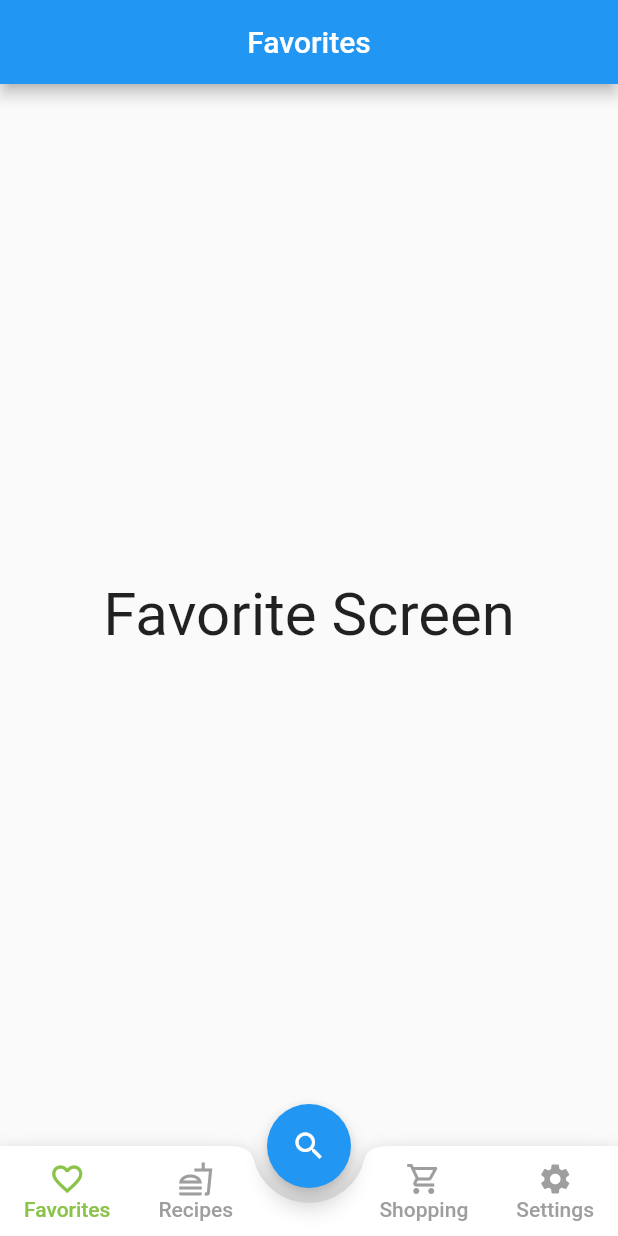
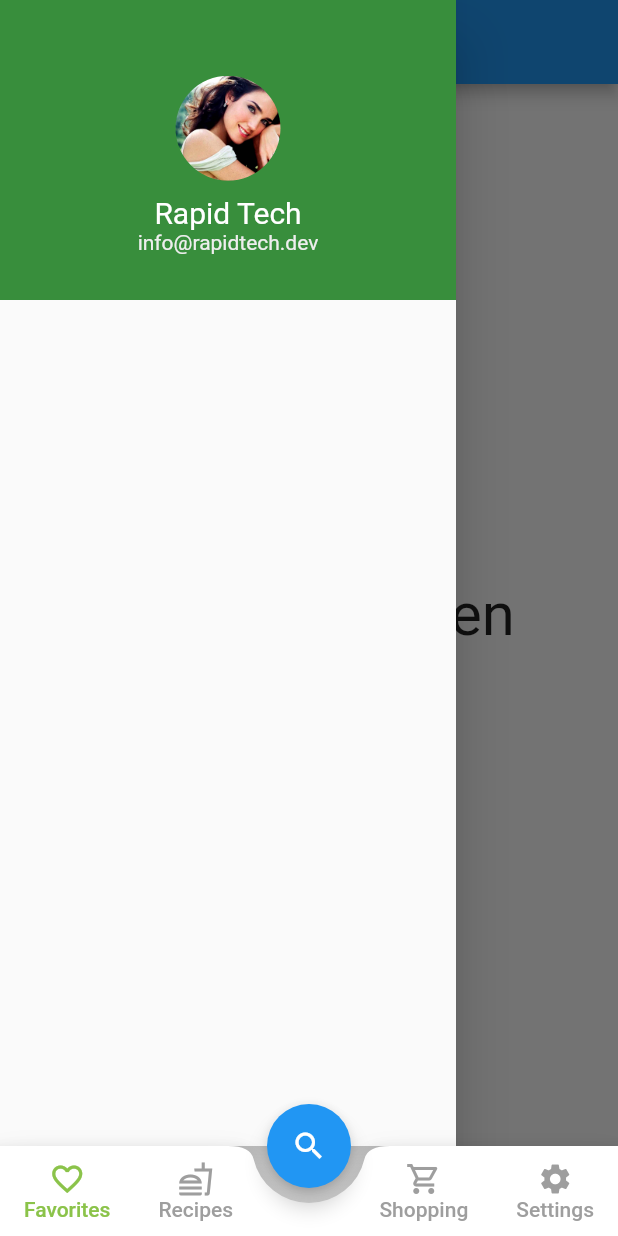
Before and after one commit to RumiAust/User-Centric-Design, a Flutter app: the screen it shows after launch, with the side drawer open (before the commit the screen has no drawer), on a phone screen of 412 x 824 dp. Run offline on Flutter 3.47's test engine with Material 2 defaults, Android fonts, the phone set to English and light mode, and no system bars; our stand-ins replace flutter_spinkit.

Commit message:
drawer added

```diff
--- /dev/null
+++ b/lib/drawer/MyDrawerHeader.dart
@@ -0,0 +1,44 @@
+import 'package:flutter/material.dart';
+
+class MyDrawerHeader extends StatefulWidget {
+  @override
+  _MyDrawerHeaderState createState() => _MyDrawerHeaderState();
+}
+
+class _MyDrawerHeaderState extends State<MyDrawerHeader> {
+  @override
+  Widget build(BuildContext context) {
+    return Container(
+      color: Colors.green[700],
+      width: double.infinity,
+      height: 200,
+      padding: const EdgeInsets.only(top: 20.0),
+      child: Column(
+        mainAxisAlignment: MainAxisAlignment.center,
+        children: [
+          Container(
+            margin: const EdgeInsets.only(bottom: 10),
+            height: 70,
+            decoration: const BoxDecoration(
+              shape: BoxShape.circle,
+              image: DecorationImage(
+                image: AssetImage('assets/Jennifer_Connelly.jpg'),
+              ),
+            ),
+          ),
+          const Text(
+            "Rapid Tech",
+            style: TextStyle(color: Colors.white, fontSize: 20),
+          ),
+          Text(
+            "info@rapidtech.dev",
+            style: TextStyle(
+              color: Colors.grey[200],
+              fontSize: 14,
+            ),
+          ),
+        ],
+      ),
+    );
+  }
+}
--- a/lib/tabs/Favorites.dart
+++ b/lib/tabs/Favorites.dart
@@ -1,4 +1,5 @@
 import 'package:flutter/material.dart';
+import 'package:food_roots/drawer/MyDrawerHeader.dart';
 
 class Favourites extends StatefulWidget {
   @override
@@ -9,12 +10,27 @@ class _FavouritesState extends State<Favourites> {
   @override
   Widget build(BuildContext context) {
     return Scaffold(
-      appBar: AppBar(title: const Text('Favorites'),automaticallyImplyLeading: false,centerTitle: true,),
+      appBar: AppBar(title: const Text('Favorites'),centerTitle: true,),
 
 
       body: const Center(
         child: Text('Favorite Screen', style: TextStyle(fontSize: 40),),
       ),
+      drawer: Drawer(
+        child: SingleChildScrollView(
+          child: Container(
+            child: Column(
+              children: [
+                MyDrawerHeader(),
+                MyDrawerList(),
+              ],
+            ),
+          ),
+        ),
+      ),
     );
   }
+  Widget MyDrawerList() {
+    return Container();
+  }
 }
```
Also changed, not shown: pubspec.yaml (+2 -9 lines), assets/Jennifer_Connelly.jpg (added).
